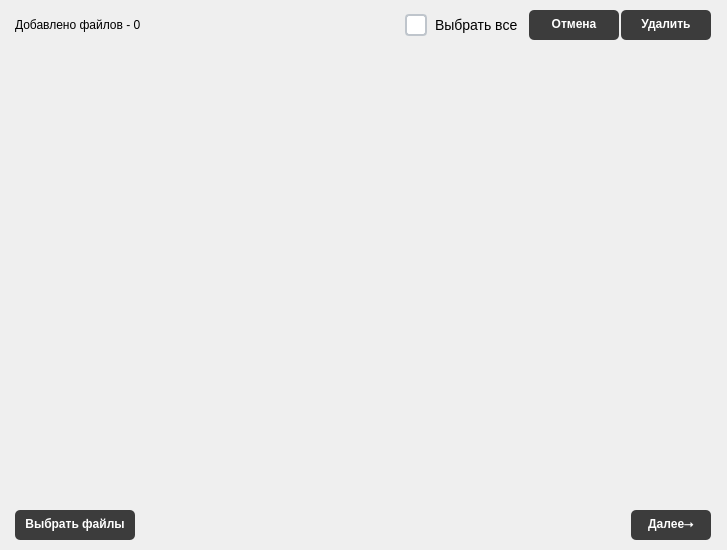
Above: ui/file_selection_screen.ui from CyllXap4ok/PDF_Multy_Search before the change. Below: the same form after it.
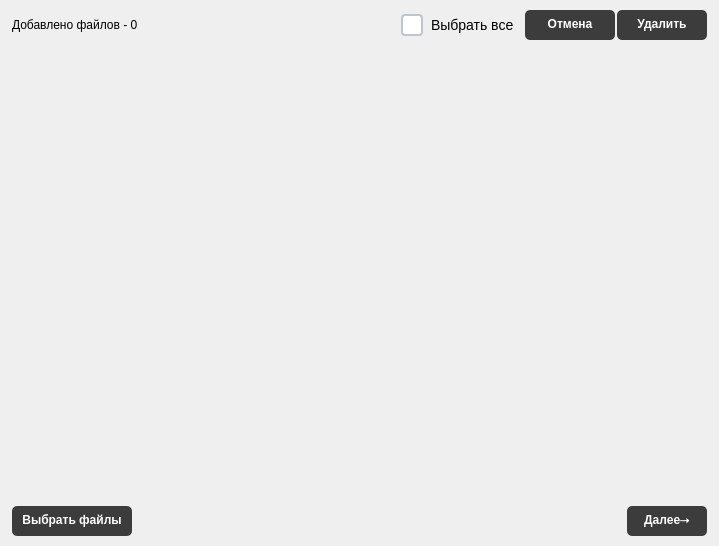
That is the form after the change. Icons and pictures are not drawn.

Commit message: Решил проблему с flow layout и переносом элемента, когда места еще хватало. Дело было в том, что он учитывал spacing справа даже для последнего элемента строки. Также, в связи с решением, чуть улучшил дизайн и сделал кастомный внешний вид для scroll bar

```diff
--- a/ui/file_selection_screen.ui
+++ b/ui/file_selection_screen.ui
@@ -6,8 +6,8 @@
    <rect>
     <x>0</x>
     <y>0</y>
-    <width>727</width>
-    <height>550</height>
+    <width>719</width>
+    <height>546</height>
    </rect>
   </property>
   <property name="sizePolicy">
@@ -18,8 +18,8 @@
   </property>
   <property name="minimumSize">
    <size>
-    <width>727</width>
-    <height>550</height>
+    <width>0</width>
+    <height>0</height>
    </size>
   </property>
   <property name="baseSize">
@@ -39,7 +39,7 @@
     <number>5</number>
    </property>
    <property name="leftMargin">
-    <number>15</number>
+    <number>12</number>
    </property>
    <property name="topMargin">
     <number>10</number>
@@ -56,7 +56,7 @@
       <number>2</number>
      </property>
      <property name="rightMargin">
-      <number>16</number>
+      <number>12</number>
      </property>
      <item>
       <widget class="QLabel" name="label">
@@ -315,8 +315,58 @@
        <verstretch>0</verstretch>
       </sizepolicy>
      </property>
+     <property name="minimumSize">
+      <size>
+       <width>707</width>
+       <height>450</height>
+      </size>
+     </property>
+     <property name="baseSize">
+      <size>
+       <width>707</width>
+       <height>450</height>
+      </size>
+     </property>
+     <property name="styleSheet">
+      <string notr="true">QScrollBar:vertical {
+    border: none;
+    background: transparent;
+    width: 12px;
+    margin: 0px 3px 0px 4px;
+}
+
+/* Ползунок вертикального скроллбара */
+QScrollBar::handle:vertical {
+    background: rgb(60, 60, 60);
+    min-height: 20px;
+    border-radius: 2px;
+}
+
+/* Ползунок при наведении */
+QScrollBar::handle:vertical:hover {
+    background: rgb(70, 70, 70)
+}
+
+/* Ползунок при нажатии */
+QScrollBar::handle:vertical:pressed {
+    background: rgb(80, 80, 80);
+}
+
+/* Стрелки вверх/вниз */
+QScrollBar::sub-line:vertical, QScrollBar::add-line:vertical {
+    height: 0px;
+}
+
+/* Убираем фон между ползунком и стрелками */
+QScrollBar::sub-page:vertical, QScrollBar::add-page:vertical {
+    background: transparent;
+}</string>
+     </property>
+     <property name="frameShape">
+      <enum>QFrame::Shape::NoFrame</enum>
+     </property>
      <property name="frameShadow">
-      <enum>QFrame::Shadow::Sunken</enum>
+      <enum>QFrame::Shadow::Plain</enum>
      </property>
      <property name="lineWidth">
       <number>0</number>
@@ -338,8 +388,8 @@
        <rect>
         <x>0</x>
         <y>0</y>
-        <width>712</width>
-        <height>454</height>
+        <width>707</width>
+        <height>450</height>
        </rect>
       </property>
       <property name="sizePolicy">
@@ -366,7 +416,7 @@
    <item>
     <layout class="QHBoxLayout" name="file_screen_bottom_bar">
      <property name="rightMargin">
-      <number>16</number>
+      <number>12</number>
      </property>
      <item>
       <widget class="QPushButton" name="add_button">
```
Left out of the diff: 4 changed lines with no effect on the pictures. The commit also changes 22 other files.
